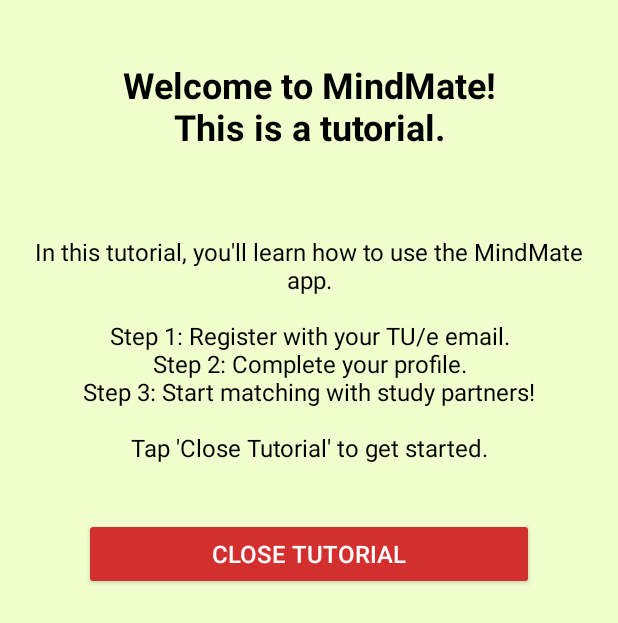
After one commit to calebporitz/MindMate, an Android app built with Jetpack Compose: the TutorialActivity screen opened directly, with no data from a screen before it, on a phone screen of 412 x 824 dp. The commit adds this screen. Shown: the top 623 px of the screen. Run offline under Robolectric (Android 15) with nearby library versions, the phone set to English and light mode, and no system bars.

Commit message:
added:  settings, support, tutorial after register

```diff
--- a/app/src/main/AndroidManifest.xml
+++ b/app/src/main/AndroidManifest.xml
@@ -36,6 +36,7 @@
         <activity android:name=".ChatActivity" />
         <activity android:name=".SettingsActivity" />
         <activity android:name=".ChatListActivity" />
+        <activity android:name=".TutorialActivity"/>
     </application>
 
 </manifest>
--- a/app/src/main/java/com/example/mindmate/RegisterActivity.java
+++ b/app/src/main/java/com/example/mindmate/RegisterActivity.java
@@ -116,7 +116,8 @@ public class RegisterActivity extends AppCompatActivity {
                 .addOnCompleteListener(task -> {
                     if (task.isSuccessful()) {
                         Toast.makeText(RegisterActivity.this, "Verification email sent! Check your inbox.", Toast.LENGTH_LONG).show();
-                        startActivity(new Intent(RegisterActivity.this, LoginActivity.class));
+                        startActivity(new Intent(RegisterActivity.this, TutorialActivity.class));
+
                         finish();
                     } else {
                         Toast.makeText(RegisterActivity.this, "Failed to send verification email.", Toast.LENGTH_LONG).show();
--- a/app/src/main/java/com/example/mindmate/SettingsActivity.java
+++ b/app/src/main/java/com/example/mindmate/SettingsActivity.java
@@ -1,16 +1,40 @@
 package com.example.mindmate;
 
-import android.content.Intent;
 import android.os.Bundle;
 import android.view.View;
-import android.widget.ImageButton;
-
+import android.widget.Toast;
 import androidx.appcompat.app.AppCompatActivity;
+import androidx.appcompat.widget.SwitchCompat;
 
 public class SettingsActivity extends AppCompatActivity {
+
+    private SwitchCompat darkModeSwitch; // Changed to SwitchCompat
+    private boolean isDarkMode = false; // To track dark mode status
+
     @Override
     protected void onCreate(Bundle savedInstanceState) {
         super.onCreate(savedInstanceState);
         setContentView(R.layout.activity_settings);
+
+        // Initialize the switch
+        darkModeSwitch = findViewById(R.id.switchDarkMode);
+
+        // Set the switch's current status based on the saved state (in this case, it defaults to false)
+        darkModeSwitch.setChecked(isDarkMode);
+
+        // Set listener for switch change
+        darkModeSwitch.setOnCheckedChangeListener((buttonView, isChecked) -> {
+            if (isChecked) {
+                // Change background color to dark mode color (dark green in this case)
+                findViewById(R.id.constraintLayout).setBackgroundColor(getResources().getColor(R.color.dark_green));
+                Toast.makeText(SettingsActivity.this, "Switched to Dark Mode", Toast.LENGTH_SHORT).show();
+                isDarkMode = true;
+            } else {
+                // Change background color to light mode color (light yellow)
+                findViewById(R.id.constraintLayout).setBackgroundColor(getResources().getColor(R.color.light_yellow));
+                Toast.makeText(SettingsActivity.this, "Switched to Light Mode", Toast.LENGTH_SHORT).show();
+                isDarkMode = false;
+            }
+        });
     }
 }
--- /dev/null
+++ b/app/src/main/java/com/example/mindmate/TutorialActivity.java
@@ -0,0 +1,29 @@
+package com.example.mindmate;
+
+import android.content.Intent;
+import android.os.Bundle;
+import android.view.View;
+import android.widget.Button;
+
+import androidx.appcompat.app.AppCompatActivity;
+
+public class TutorialActivity extends AppCompatActivity {
+
+    private Button buttonCloseTutorial;
+
+    @Override
+    protected void onCreate(Bundle savedInstanceState) {
+        super.onCreate(savedInstanceState);
+        setContentView(R.layout.activity_tutorial);
+
+        // Initialize the button
+        buttonCloseTutorial = findViewById(R.id.buttonCloseTutorial);
+
+        // Set up the button's click listener
+        buttonCloseTutorial.setOnClickListener(v -> {
+            // Redirect to LoginActivity and finish the tutorial activity
+            startActivity(new Intent(TutorialActivity.this, LoginActivity.class));
+            finish();  // Close the TutorialActivity
+        });
+    }
+}
--- a/app/src/main/java/com/example/mindmate/WelcomeActivity.java
+++ b/app/src/main/java/com/example/mindmate/WelcomeActivity.java
@@ -15,6 +15,6 @@ public class WelcomeActivity extends AppCompatActivity {
             Intent intent = new Intent(WelcomeActivity.this, LoginActivity.class);
             startActivity(intent);
             finish(); // Closes WelcomeActivity so user can't go back to it
-        }, 2000); // 2000 milliseconds = 2 seconds
+        }, 500); // 500 milliseconds = 0.5 seconds
     }
 }
--- /dev/null
+++ b/app/src/main/res/layout/activity_tutorial.xml
@@ -0,0 +1,49 @@
+<androidx.constraintlayout.widget.ConstraintLayout
+    xmlns:android="http://schemas.android.com/apk/res/android"
+    xmlns:app="http://schemas.android.com/apk/res-auto"
+    android:id="@+id/constraintLayout"
+    android:layout_width="match_parent"
+    android:layout_height="match_parent"
+    android:background="@color/light_yellow">
+
+    <TextView
+        android:id="@+id/textChat"
+        android:layout_width="wrap_content"
+        android:layout_height="wrap_content"
+        android:text="Welcome to MindMate!\nThis is a tutorial."
+        android:textSize="24sp"
+        android:textStyle="bold"
+        android:textColor="@android:color/black"
+        app:layout_constraintTop_toTopOf="parent"
+        app:layout_constraintStart_toStartOf="parent"
+        app:layout_constraintEnd_toEndOf="parent"
+        android:layout_marginTop="40dp"
+        android:gravity="center" />
+
+    <TextView
+        android:id="@+id/tutorialText"
+        android:layout_width="wrap_content"
+        android:layout_height="wrap_content"
+        android:text="In this tutorial, you'll learn how to use the MindMate app.\n\nStep 1: Register with your TU/e email.\nStep 2: Complete your profile.\nStep 3: Start matching with study partners!\n\nTap 'Close Tutorial' to get started."
+        android:textSize="16sp"
+        android:textColor="@android:color/black"
+        app:layout_constraintTop_toBottomOf="@id/textChat"
+        app:layout_constraintStart_toStartOf="parent"
+        app:layout_constraintEnd_toEndOf="parent"
+        android:layout_marginTop="40dp"
+        android:padding="16dp"
+        android:gravity="center" />
+
+    <Button
+        android:id="@+id/buttonCloseTutorial"
+        android:layout_width="300dp"
+        android:layout_height="wrap_content"
+        android:backgroundTint="#D32F2F"
+        android:text="Close Tutorial"
+        android:textColor="#FFFFFF"
+        android:textSize="16sp"
+        android:layout_marginTop="20dp"
+        app:layout_constraintTop_toBottomOf="@id/tutorialText"
+        app:layout_constraintStart_toStartOf="parent"
+        app:layout_constraintEnd_toEndOf="parent" />
+</androidx.constraintlayout.widget.ConstraintLayout>
```
